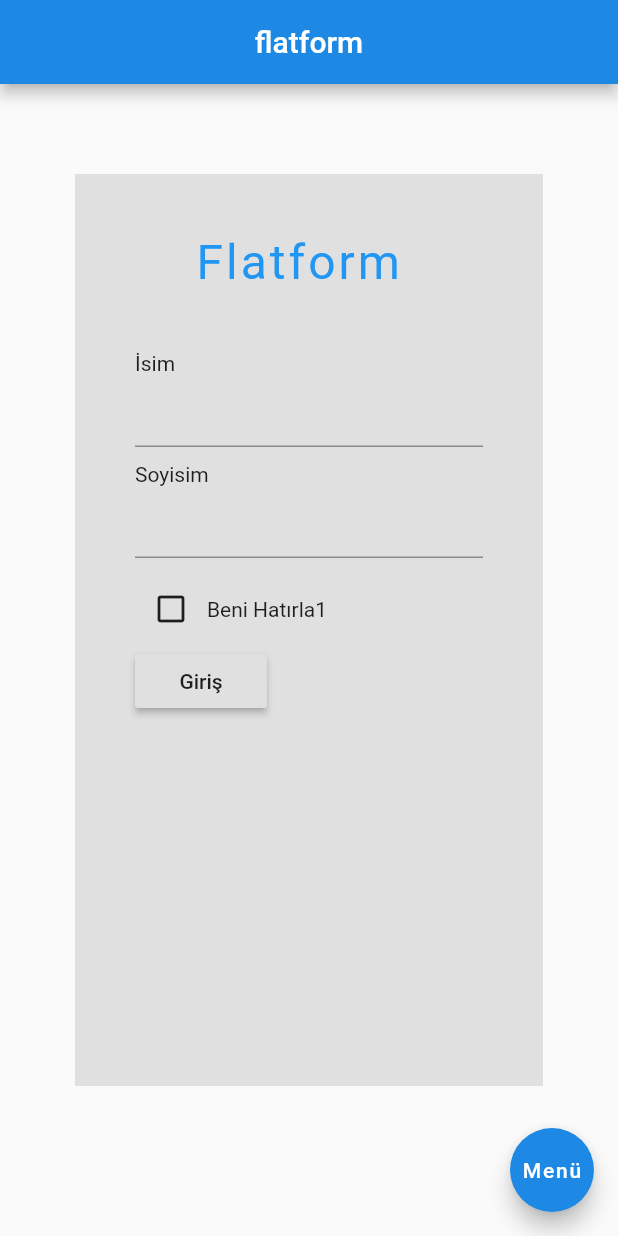
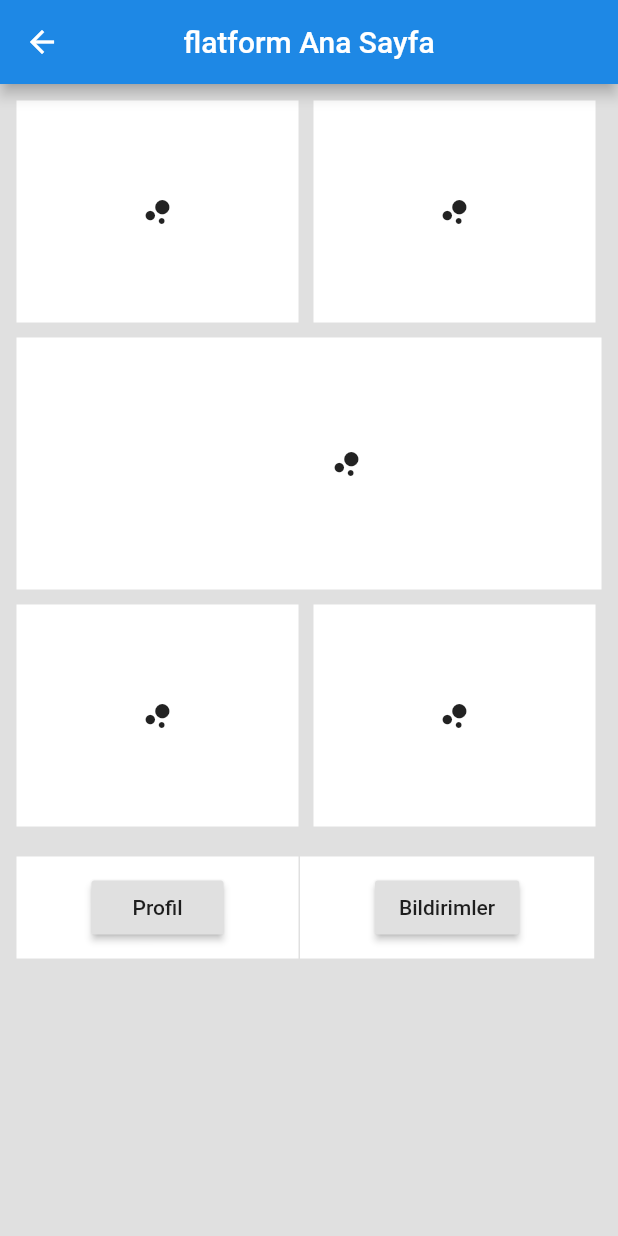
Before and after one commit to ayberkbozkus/flatform, a Flutter app: the screen it shows after launch, after a tap on "Giriş", on a phone screen of 412 x 824 dp. Run offline on Flutter 3.47's test engine with Material 2 defaults, Android fonts, the light colour scheme and no system bars.

Commit message:
ALL page add

```diff
--- a/lib/main.dart
+++ b/lib/main.dart
@@ -1,21 +1,18 @@
+import 'package:flatform/screens/home.dart';
+import 'package:flatform/screens/person.dart';
 import 'package:flutter/material.dart';
 
 void main() => runApp(MaterialApp(
-      home: Home(),
+      home: Login(),
     ));
 
-class Home extends StatelessWidget {
+class Login extends StatelessWidget {
   @override
   Widget build(BuildContext context) {
     return Scaffold(
-      appBar: AppBar(
-        title: Text('flatform'),
-        centerTitle: true,
-        backgroundColor: Colors.blue[600],
-      ),
       body: Container(
         padding: EdgeInsets.fromLTRB(40.0,0.0,40.0,40.0),
-        margin: EdgeInsets.fromLTRB(50.0, 60.0, 50.0, 100.0),
+        margin: EdgeInsets.fromLTRB(50.0, 90.0, 50.0, 180.0),
         color: Colors.grey[300],
         child: Column(
           crossAxisAlignment: CrossAxisAlignment.start,
@@ -62,17 +59,14 @@ class Home extends StatelessWidget {
           ),
           Container(
             child: RaisedButton(
-              onPressed: () {},
+              onPressed: () {
+                Navigator.push(context, MaterialPageRoute(builder: (context)=>Home()));
+              },
               child: Text('Giriş'),
             ),
           ),
         ]),
       ),
-      floatingActionButton: FloatingActionButton(
-        onPressed: () {},
-        child: Text('Menü'),
-        backgroundColor: Colors.blue[600],
-      ),
     );
   }
 }
--- /dev/null
+++ b/lib/screens/home.dart
@@ -0,0 +1,107 @@
+import 'package:flatform/screens/notification.dart';
+import 'package:flatform/screens/person.dart';
+import 'package:flutter/cupertino.dart';
+import 'package:flutter/material.dart';
+
+class Home extends StatefulWidget {
+  @override
+  State<StatefulWidget> createState() {
+    // TODO: implement createState
+    return _HomeState();
+  }
+}
+
+class _HomeState extends State {
+  @override
+  Widget build(BuildContext context) {
+    // TODO: implement build
+    return Scaffold(
+      appBar: AppBar(
+        title: Text('flatform Ana Sayfa'),
+        centerTitle: true,
+        backgroundColor: Colors.blue[600],
+      ),
+      body: Container(
+        padding: EdgeInsets.all(1.0),
+        color: Colors.grey[300],
+        child: Column(
+            crossAxisAlignment: CrossAxisAlignment.center,
+            children: <Widget>[
+              Container(
+                padding: EdgeInsets.fromLTRB(10.0,0,10,10),
+                margin: EdgeInsets.fromLTRB(0,10,0,0),
+                child: Row(children: <Widget>[
+                  Container(
+                    color: Colors.white,
+                    padding: EdgeInsets.fromLTRB(70,50,70,50),
+                    margin: EdgeInsets.fromLTRB(0.0,0,10,0),
+                    child: IconButton(
+                    onPressed: () {},
+                    icon: Icon(Icons.bubble_chart),)
+                  ),
+                  Container(
+                    color: Colors.white,
+                    padding: EdgeInsets.fromLTRB(70,50,70,50),
+                    child: IconButton(
+                    onPressed: () {},
+                    icon: Icon(Icons.bubble_chart),)
+                  )
+                ]),
+              ),
+              Container(
+                padding: EdgeInsets.fromLTRB(10.0,0,10,10),
+                child: Container(
+                  color: Colors.white,
+                  padding: EdgeInsets.fromLTRB(200,60,200,60),
+                  child: IconButton(
+                    onPressed: () {},
+                    icon: Icon(Icons.bubble_chart),)
+                ),
+              ),
+              Container(
+                padding: EdgeInsets.fromLTRB(10.0,0,10,10),
+                child: Row(children: <Widget>[
+                  Container(
+                    color: Colors.white,
+                    padding: EdgeInsets.fromLTRB(70,50,70,50),
+                    margin: EdgeInsets.fromLTRB(0.0,0,10,0),
+                    child: IconButton(
+                    onPressed: () {},
+                    icon: Icon(Icons.bubble_chart),)
+                  ),
+                  Container(
+                    color: Colors.white,
+                    padding: EdgeInsets.fromLTRB(70,50,70,50),
+                    child: IconButton(
+                    onPressed: () {},
+                    icon: Icon(Icons.bubble_chart),
+                  ),)
+                ]),
+              ), //Text Input
+              Container(
+                padding: EdgeInsets.fromLTRB(10.0,0,10,10),
+                margin: EdgeInsets.fromLTRB(0, 10.0, 0, 0),
+                child: Row(children: <Widget>[
+                  Container(
+                    color: Colors.white,
+                    padding: EdgeInsets.fromLTRB(50,10,50,10),
+                    margin: EdgeInsets.fromLTRB(0.0,0,1,0),
+                    child: RaisedButton(
+                    onPressed: () {Navigator.push(context, MaterialPageRoute(builder: (context)=>Person()));},
+                    child: Text('Profil'),
+                  ),
+                  ),
+                  Container(
+                    color: Colors.white,
+                    padding: EdgeInsets.fromLTRB(50,10,50,10),
+                    child: RaisedButton(
+                    onPressed: () {Navigator.push(context, MaterialPageRoute(builder: (context)=>PersonNotification()));},
+                    child: Text('Bildirimler'),
+                  ),)
+                ]),
+              ),
+            ]),
+      ),
+    );
+  }
+}
```
Also changed, not shown: lib/screens/notification.dart (added, +116 -0 lines), lib/screens/notificationT.dart (added, +121 -0 lines), lib/screens/person.dart (added, +111 -0 lines), screens/person.dart (deleted, +0 -18 lines).
